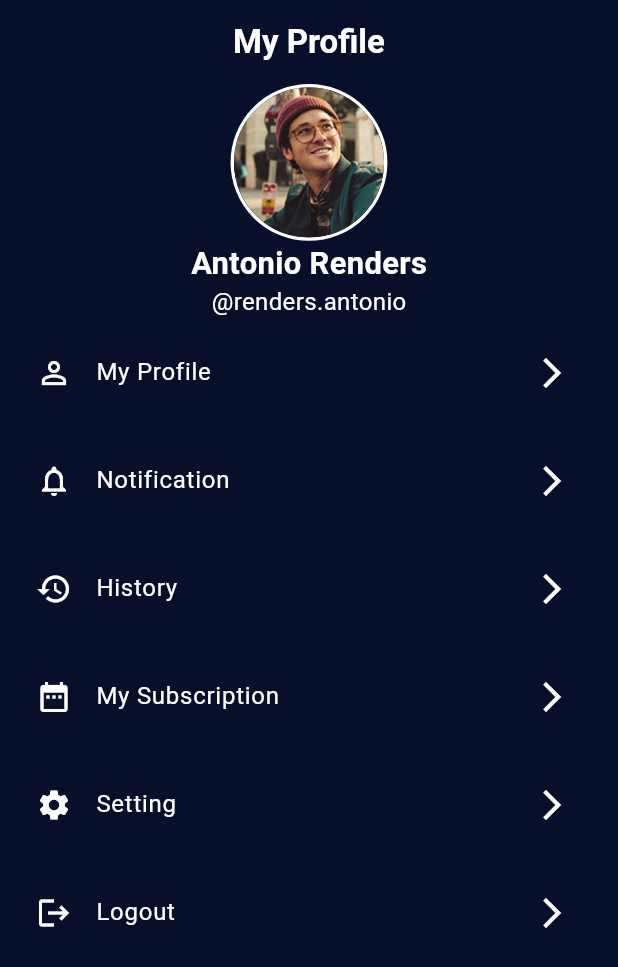
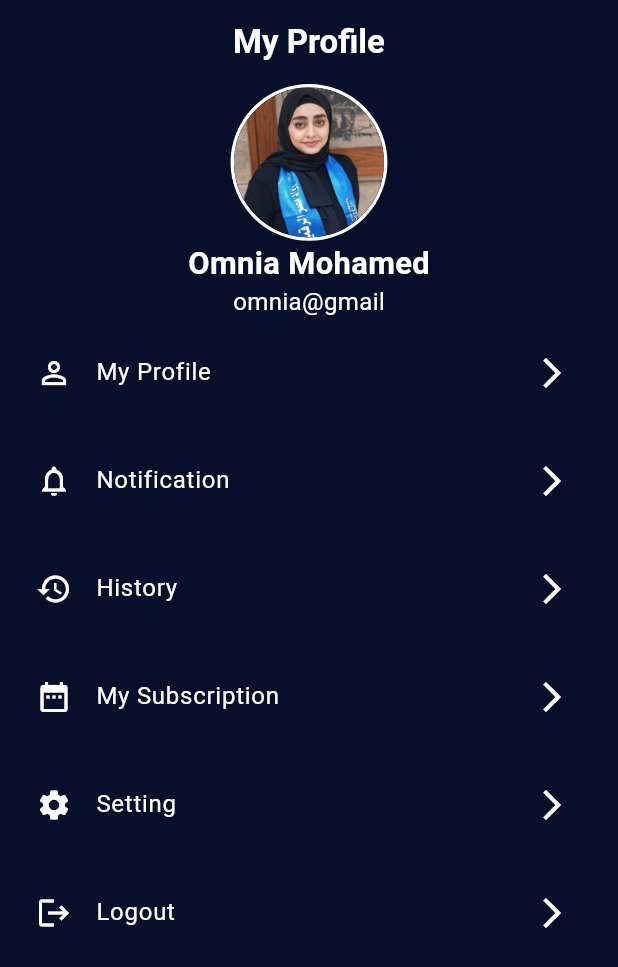
Before and after one commit to Omniamohamed02/internintellgence_movieapp, a Flutter app: the ProfileScreen screen opened directly, on a phone screen of 412 x 824 dp. Shown: the top 967 px of the screen. Run offline on Flutter 3.47's test engine with Material 3 defaults, Android fonts, the light colour scheme and no system bars; our stand-ins replace carousel_slider, dio, firebase_core, flutter_rating_bar, flutter_screenutil, iconly and 1 more; accounts and stored records are empty; network calls fail.

Commit message:
final update

```diff
--- a/lib/feature/presention/profile/widget/profile_info.dart
+++ b/lib/feature/presention/profile/widget/profile_info.dart
@@ -17,13 +17,13 @@ class ProfileInfo extends StatelessWidget {
            ),
            child: CircleAvatar(
             radius: 50,
-                   backgroundImage: AssetImage('assets/image/Profile.jpg',),
+                   backgroundImage: AssetImage('assets/image/omnia.jpg',),
                    backgroundColor: Colors.transparent,
 
                  ),
          ),
-          Text('Antonio Renders',style: TextStyle(color: Colors.white,fontSize: 18.sp,fontWeight: FontWeight.bold),),
-          Text('@renders.antonio',style: TextStyle(color: Colors.white,fontSize: 14.sp,),)
+          Text('Omnia Mohamed',style: TextStyle(color: Colors.white,fontSize: 18.sp,fontWeight: FontWeight.bold),),
+          Text('omnia@gmail',style: TextStyle(color: Colors.white,fontSize: 14.sp,),)
         ],
       ),
     );
```
Also changed, not shown: lib/feature/presention/category_screen/widget/genre_card.dart (+12 -6 lines), assets/image/omnia.jpg (added).
